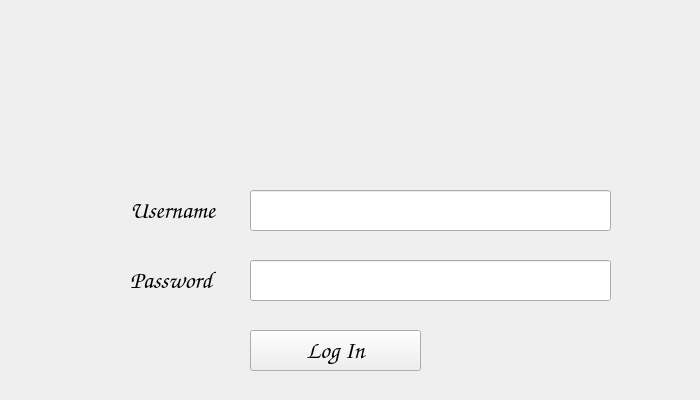
This is login.ui in Frederick-Rive/CS106_LibrarySystem_GroupProject as Qt 5 draws it before an edit. The edited form follows.
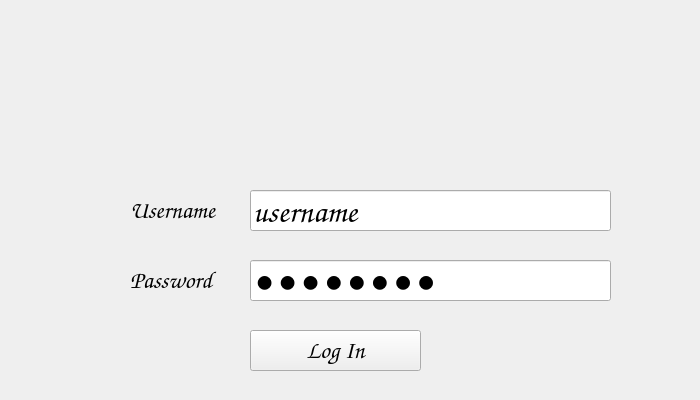
This is the edited form.

Patch:
```diff
--- a/login.ui
+++ b/login.ui
@@ -28,6 +28,9 @@
      <pointsize>24</pointsize>
     </font>
    </property>
+   <property name="text">
+    <string>username</string>
+   </property>
   </widget>
   <widget class="QLineEdit" name="password_LineEdit">
    <property name="geometry">
@@ -44,6 +47,9 @@
      <pointsize>24</pointsize>
     </font>
    </property>
+   <property name="text">
+    <string>password</string>
+   </property>
    <property name="echoMode">
     <enum>QLineEdit::Password</enum>
    </property>
```
